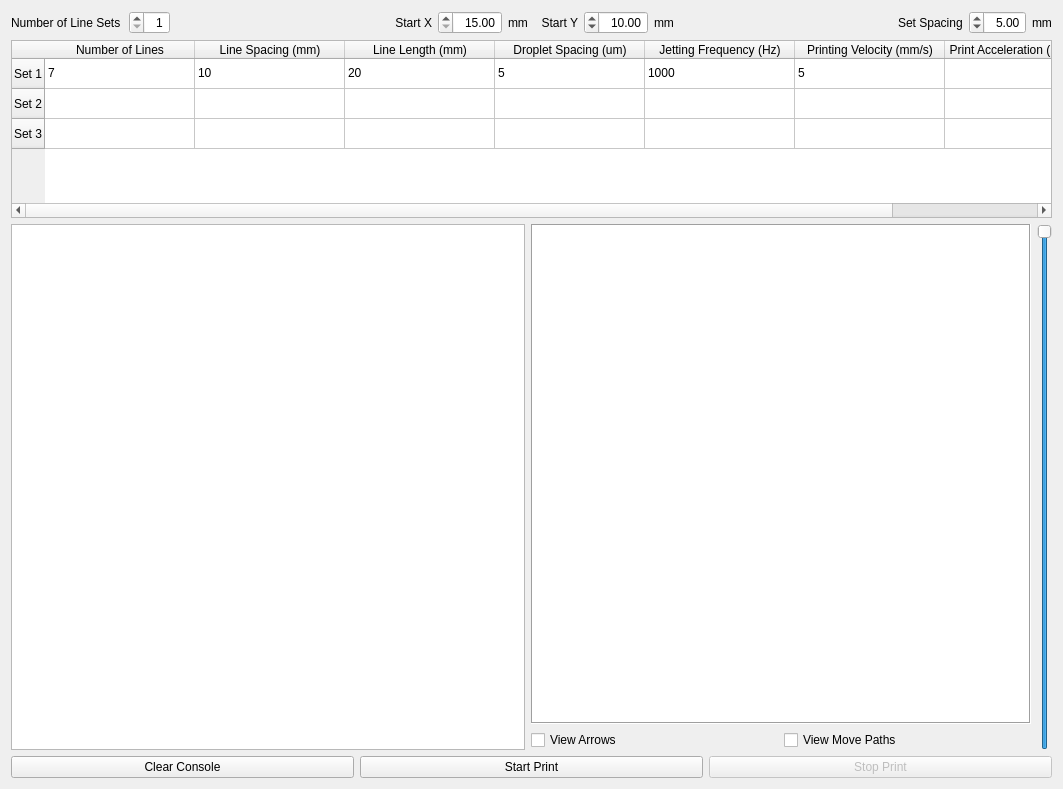
The window that src/ui/lineprintwidget.ui (BYUCreateResearchLab/CREATE_LAB_Binder_Jet_Printer) describes before a commit, drawn with Qt 5.
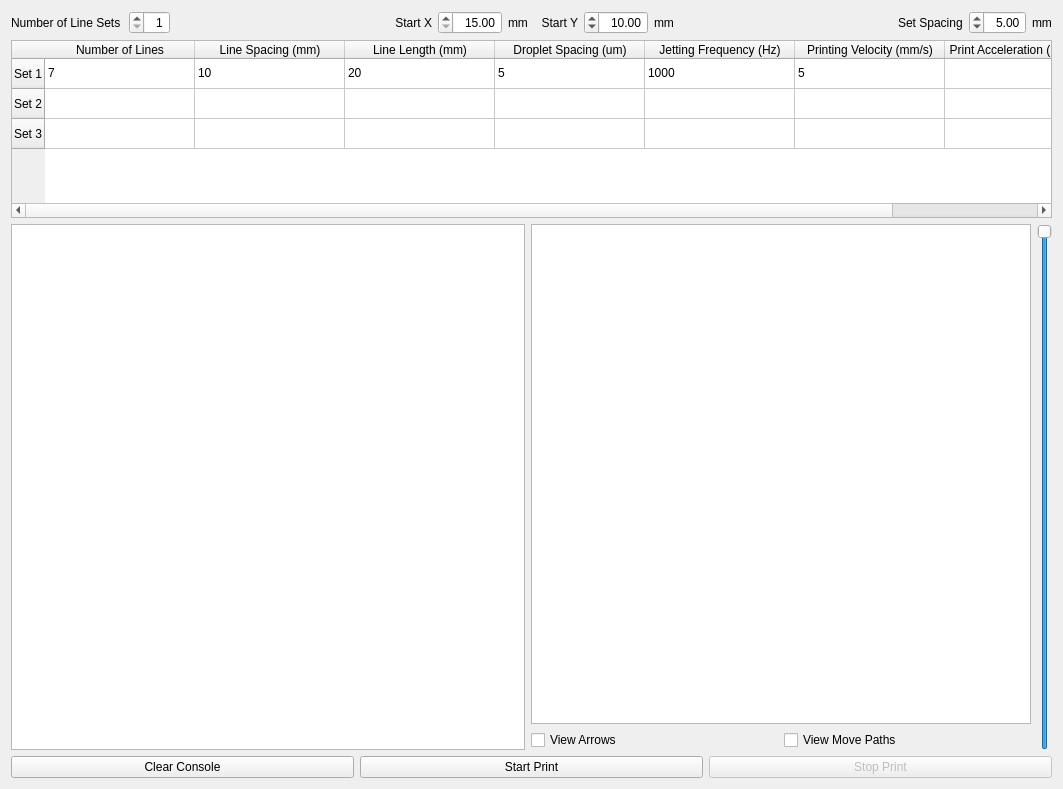
The same window after the commit. Custom widgets are drawn as their Qt base class.

```diff
--- a/src/ui/lineprintwidget.ui
+++ b/src/ui/lineprintwidget.ui
@@ -13,6 +13,9 @@
   <property name="windowTitle">
    <string>Form</string>
   </property>
+  <property name="autoFillBackground">
+   <bool>true</bool>
+  </property>
   <layout class="QVBoxLayout" name="verticalLayout_3">
    <item>
     <layout class="QHBoxLayout" name="horizontalLayout_7">
@@ -359,7 +362,7 @@
           <bool>false</bool>
          </property>
          <property name="frameShape">
-          <enum>QFrame::Box</enum>
+          <enum>QFrame::StyledPanel</enum>
          </property>
          <property name="interactive">
           <bool>false</bool>
```
Left out of the diff: 9 changed lines with no effect on the pictures.
